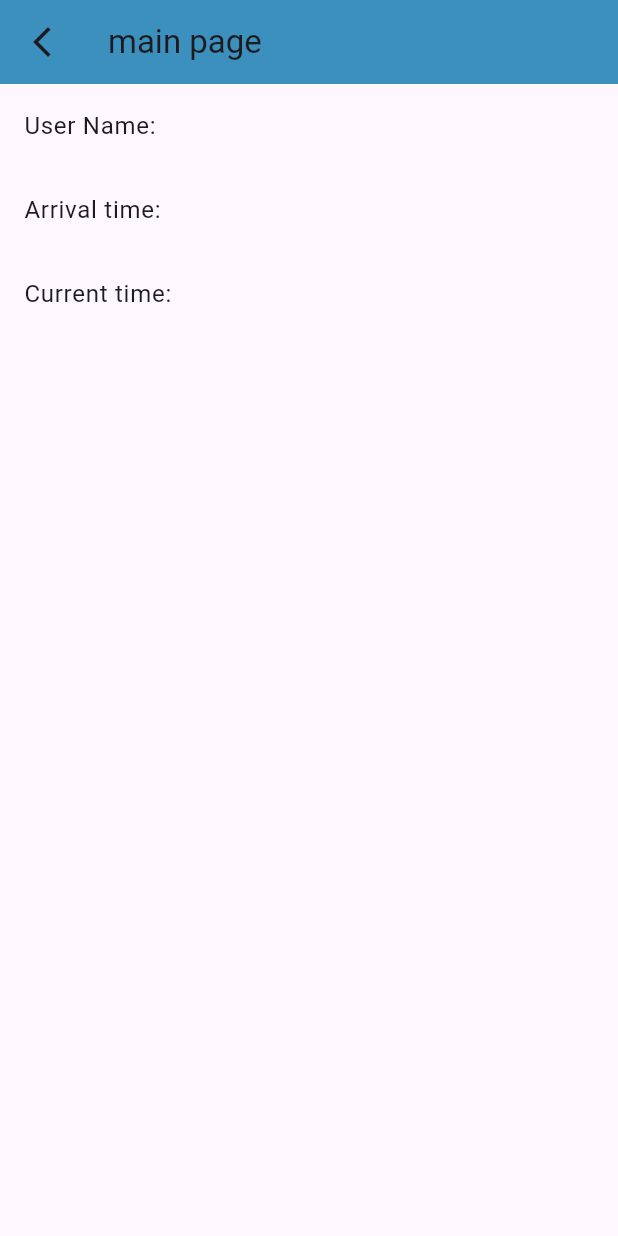
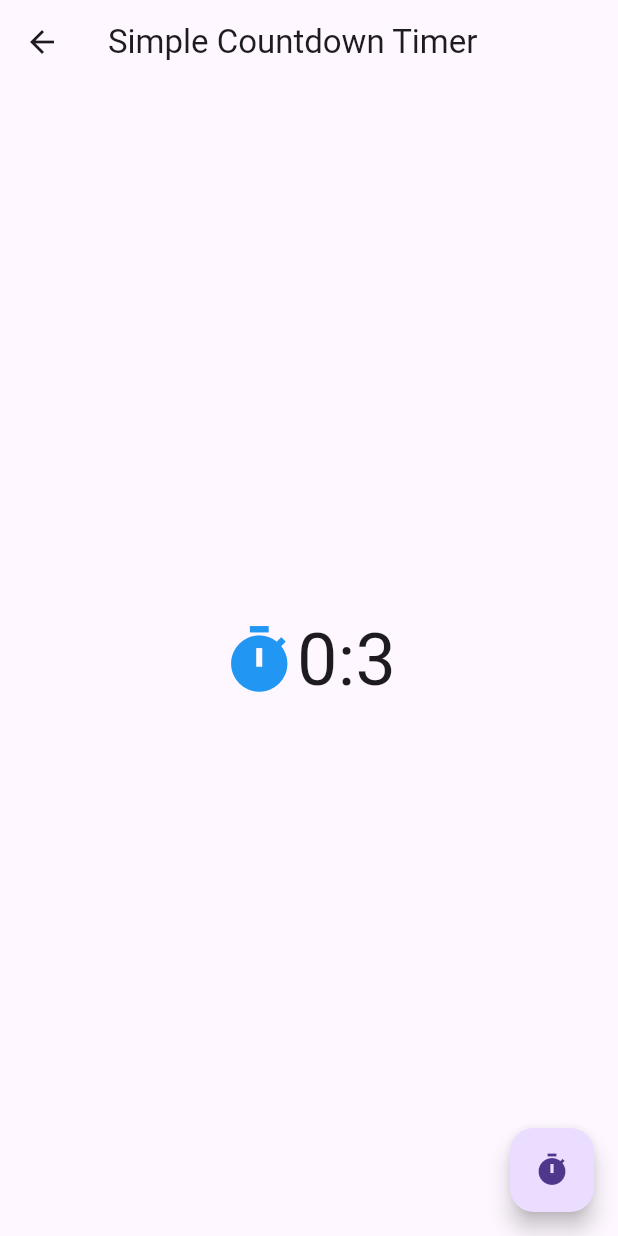
Before and after one commit to sanoisaboy/ios, a Flutter app: the screen it shows after launch, after a tap on "Login", on a phone screen of 412 x 824 dp. Run offline on Flutter 3.47's test engine with Material 3 defaults, Android fonts, the light colour scheme and no system bars.

Commit message:
時間跟報警還沒搞定

```diff
--- a/lib/main.dart
+++ b/lib/main.dart
@@ -1,4 +1,5 @@
 import 'package:flutter/material.dart';
+import 'dart:async';
 
 void main() => runApp(MyApp());
 
@@ -67,8 +68,10 @@ class _LoginPageState extends State<LoginPage> {
                     print('Email: ${_emailController.text}');
                     print('Password: ${_passwordController.text}');
                   }
-                  Navigator.push(context,
-                      MaterialPageRoute(builder: (context) => MainPage()));
+                  Navigator.push(
+                      context,
+                      MaterialPageRoute(
+                          builder: (context) => CountdownTimerPage()));
                 },
                 child: Text('Login'),
               ),
@@ -109,3 +112,111 @@ class MainPage extends StatelessWidget {
     );
   }
 }
+
+class CountdownTimerPage extends StatefulWidget {
+  @override
+  _CountdownTimerPageState createState() => _CountdownTimerPageState();
+}
+
+class _CountdownTimerPageState extends State<CountdownTimerPage> {
+  Timer? _timer;
+  int _remainingSeconds;
+  int _remainingMinutes;
+  Timer? _callTimer;
+
+  _CountdownTimerPageState({int startSeconds = 3})
+      : _remainingSeconds = startSeconds,
+        _remainingMinutes = 00;
+
+  void _startCountdown() {
+    const oneSecond = Duration(seconds: 1);
+    _timer = Timer.periodic(oneSecond, (Timer timer) {
+      if (_remainingSeconds <= 0) {
+        setState(() {
+          if (_remainingMinutes <= 0) {
+            _showDialogExample(context, timer);
+            _startCallTimer();
+            //timer.cancel();
+          } else {
+            _remainingMinutes--;
+            _remainingSeconds = 59;
+          }
+        });
+      } else {
+        setState(() {
+          _remainingSeconds--;
+        });
+      }
+    });
+  }
+
+  void _addTime() {
+    setState(() {
+      // Add desired amount of time when OK is pressed (e.g., 5 seconds)
+      _remainingSeconds += 5;
+    });
+  }
+
+  void _startCallTimer() {
+    const fiveMinute = Duration(seconds: 5); //改五分鐘
+    _callTimer = Timer.periodic(fiveMinute, (Timer callTimer) {});
+  }
+
+  //通知？？
+  void _showDialogExample(BuildContext context, Timer timer) {
+    showDialog<String>(
+      context: context,
+      builder: (BuildContext context) => AlertDialog(
+        title: const Text('time up'),
+        content: const Text('Do you want to add time?'),
+        actions: <Widget>[
+          TextButton(
+            onPressed: () => {
+              _addTime(),
+              Navigator.pop(context, 'YES'),
+            },
+            child: const Text('YES'),
+          ),
+          TextButton(
+            onPressed: () => {
+              timer.cancel(),
+              Navigator.pop(context, 'Cancel'),
+            },
+            child: const Text('Cancel'),
+          ),
+        ],
+      ),
+    );
+  }
+
+  @override
+  void dispose() {
+    _timer?.cancel();
+    super.dispose();
+  }
+
+  @override
+  Widget build(BuildContext context) {
+    return Scaffold(
+      appBar: AppBar(title: Text('Simple Countdown Timer')),
+      body: Center(
+        child: Row(mainAxisAlignment: MainAxisAlignment.center, children: [
+          Icon(
+            Icons.timer,
+            size: 50,
+            color: Colors.blue,
+          ),
+          Text(
+            '$_remainingMinutes' + ':' + '$_remainingSeconds',
+            style: TextStyle(fontSize: 48),
+          ),
+        ]),
+      ),
+      floatingActionButton: FloatingActionButton(
+        onPressed: _startCountdown,
+        tooltip: 'Start Countdown',
+        child: Icon(Icons.timer),
+      ),
+    );
+  }
+}
```
